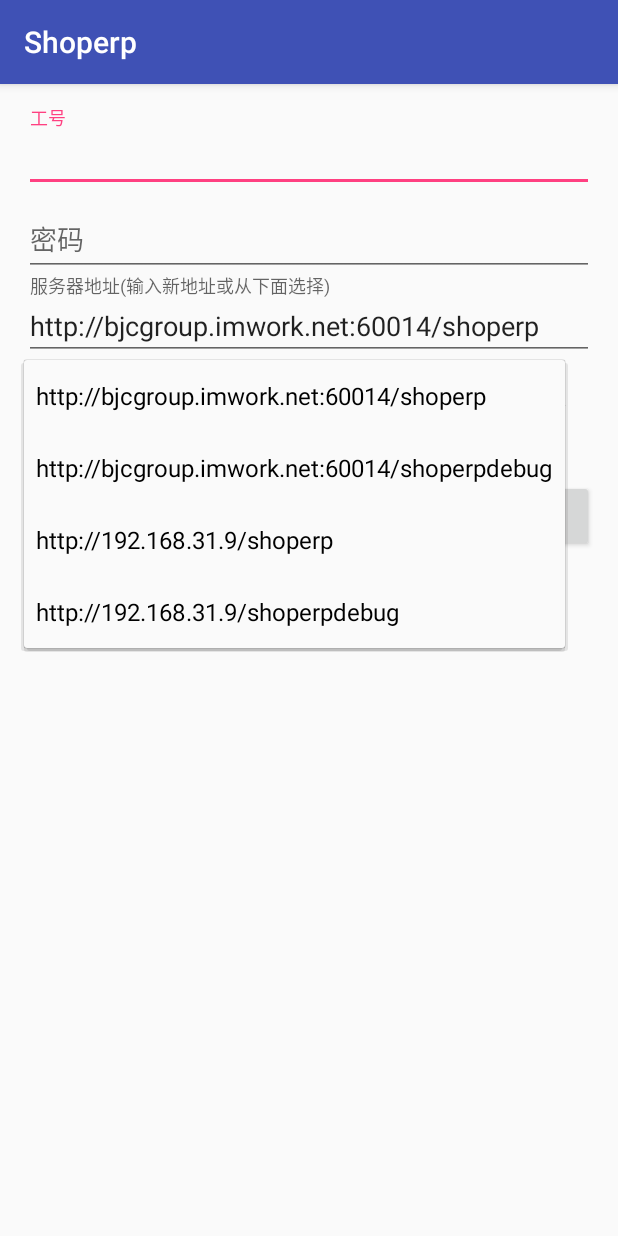
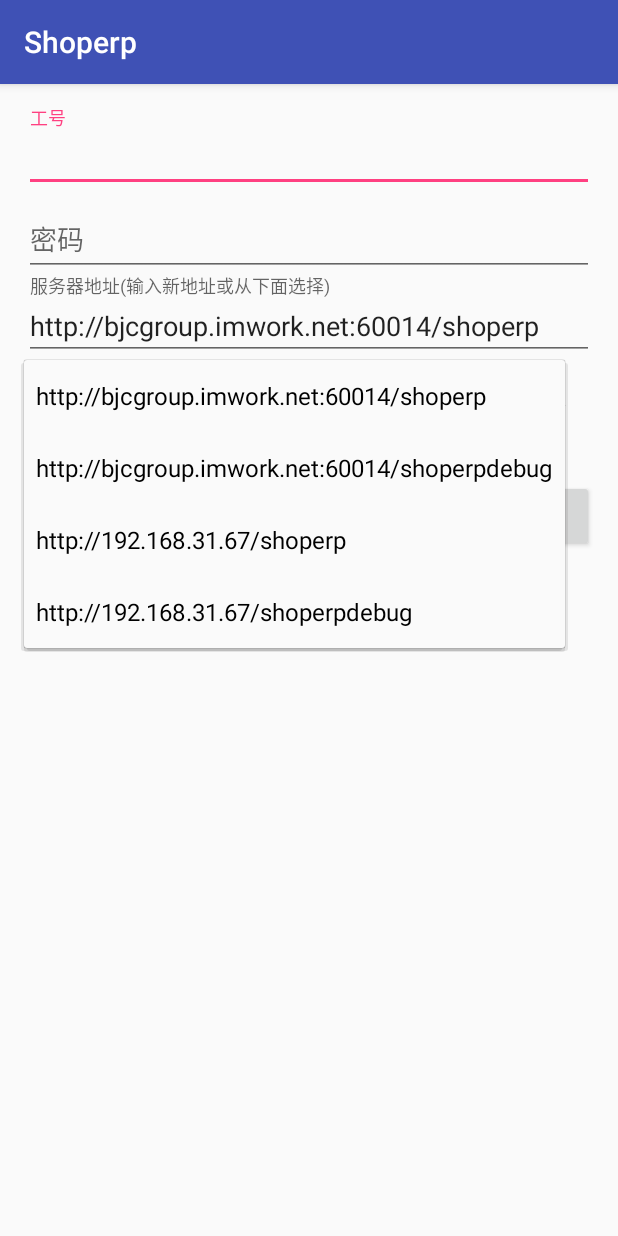
Before and after one commit to largesky/shoperp, an Android app: the screen it shows after launch (LoginActivity), after a tap on "http://bjcgroup.imwork.net:60014/shoperp", on a phone screen of 412 x 824 dp. Run offline under Robolectric (Android 15) with nearby library versions, the phone set to English and light mode, and no system bars.

Commit message:
时间解析不添加时区，WCF返回的时间是本地格式

```diff
--- a/android/app/src/main/java/bjc/shoperp/LoginActivity.java
+++ b/android/app/src/main/java/bjc/shoperp/LoginActivity.java
@@ -32,7 +32,7 @@ import bjc.shoperp.service.restful.ServiceContainer;
  */
 public class LoginActivity extends AppCompatActivity implements AdapterView.OnItemSelectedListener {
 
-    private static final String DEFAULT_SERVER_ADDRESS = "http://bjcgroup.imwork.net:60014/shoperp,http://bjcgroup.imwork.net:60014/shoperpdebug,http://192.168.31.9/shoperp,http://192.168.31.9/shoperpdebug";
+    private static final String DEFAULT_SERVER_ADDRESS = "http://bjcgroup.imwork.net:60014/shoperp,http://bjcgroup.imwork.net:60014/shoperpdebug,http://192.168.31.67/shoperp,http://192.168.31.67/shoperpdebug";
 
     private UserLoginTask mAuthTask = null;
     private String[] serverAddress = null;
--- a/android/app/src/main/java/bjc/shoperp/service/net/DotNetDateSerializer.java
+++ b/android/app/src/main/java/bjc/shoperp/service/net/DotNetDateSerializer.java
@@ -40,8 +40,7 @@ public class DotNetDateSerializer implements JsonSerializer<Date>, JsonDeseriali
                 return t;
             }
             long time = Long.parseLong( ss[0] );
-            long zone=Long.parseLong( ss[1].substring( 0,2 ) )*3600*1000;
-            Date t=new Date( time+zone );
+            Date t=new Date( time );
             return t;
         } catch (Exception ex) {
             ex.printStackTrace();
```
